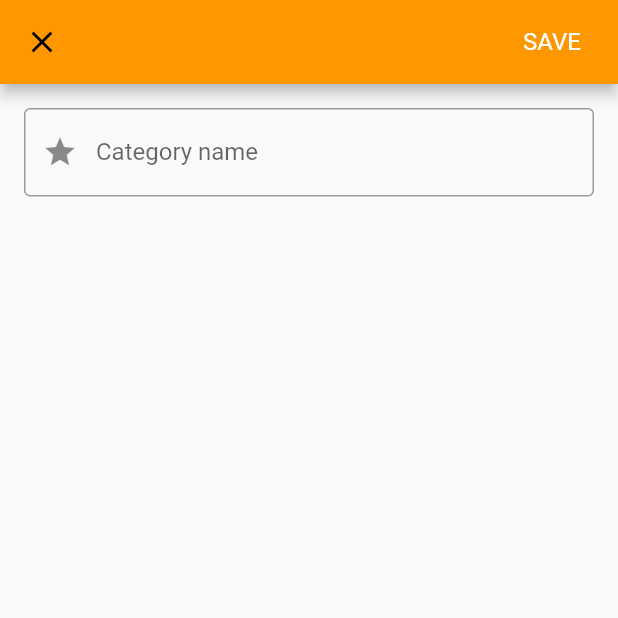
After one commit to corraleslucia/MdqApp, a Flutter app: the HomePageAdmin screen opened directly, after a tap on the "add" icon, on a phone screen of 412 x 824 dp, the top half of it. The commit adds this screen. Run offline on Flutter 3.47's test engine with Material 2 defaults, Android fonts, the light colour scheme and no system bars; our stand-ins replace cloud_firestore, firebase_auth, firebase_database, flutter_slidable; accounts and stored records are empty.

Commit message:
Database connection done, logout fixed

```diff
--- /dev/null
+++ b/lib/firebase/category_model.dart
@@ -0,0 +1,16 @@
+import 'package:cloud_firestore/cloud_firestore.dart';
+
+class Category {
+  final String name;
+  final DocumentReference reference;
+
+  Category.fromMap(Map<String, dynamic> map, {this.reference})
+      : assert(map['name'] != null),
+        name = map['name'];
+
+  Category.fromSnapshot(DocumentSnapshot snapshot)
+      : this.fromMap(snapshot.data, reference: snapshot.reference);
+
+  @override
+  String toString() => name;
+}
--- /dev/null
+++ b/lib/firebase/firebase_api.dart
@@ -0,0 +1,35 @@
+import 'package:cloud_firestore/cloud_firestore.dart';
+
+class FireBaseAPI {
+  static Stream<QuerySnapshot> categoryStream =
+  Firestore.instance.collection('categories').snapshots();
+
+  static CollectionReference reference =
+  Firestore.instance.collection('categories');
+
+  static addCategory(String name) {
+    Firestore.instance.runTransaction((Transaction transaction) async {
+      await reference.add({
+        "name": name,
+      });
+    });
+  }
+
+  static removeCategory(String id) {
+    Firestore.instance.runTransaction((Transaction transaction) async {
+      await reference.document(id).delete().catchError((error) {
+        print(error);
+      });
+    });
+  }
+
+  static updateCategory(String id, String newName) {
+    Firestore.instance.runTransaction((Transaction transaction) async {
+      await reference.document(id).updateData({
+        "name": newName,
+      }).catchError((error) {
+        print(error);
+      });
+    });
+  }
+}
--- /dev/null
+++ b/lib/pages/add_category.dart
@@ -0,0 +1,174 @@
+import 'package:firebase_database/firebase_database.dart';
+import 'package:flutter/material.dart';
+import 'package:mdq/firebase/firebase_api.dart';
+import 'package:mdq/services/authentication.dart';
+
+class AddCategoryDialog extends StatefulWidget {
+  AddCategoryDialog(
+      {Key key,
+        this.auth,
+        this.userId,
+        this.onSignedOut,
+        this.name,
+        this.docId})
+      : super(key: key);
+
+  final BaseAuth auth;
+  final VoidCallback onSignedOut;
+  final String userId;
+  final String name;
+  final String docId;
+
+  @override
+  State<StatefulWidget> createState() => new _AddCategoryDialogState();
+}
+
+class _AddCategoryDialogState extends State<AddCategoryDialog> {
+  final FirebaseDatabase _database = FirebaseDatabase.instance;
+  bool _isEmailVerified = false;
+  final _formAddCategoryKey = GlobalKey<FormState>();
+  String _name;
+
+  String validateName(String value) {
+    if (value.isEmpty) {
+      return "Please Enter Category name.";
+    } else {
+      return null;
+    }
+  }
+
+  @override
+  void initState() {
+    super.initState();
+    _checkEmailVerification();
+  }
+
+  void _checkEmailVerification() async {
+    _isEmailVerified = await widget.auth.isEmailVerified();
+    if (!_isEmailVerified) {
+      _showVerifyEmailDialog();
+    }
+  }
+
+  void _resentVerifyEmail() {
+    widget.auth.sendEmailVerification();
+    _showVerifyEmailSentDialog();
+  }
+
+  void _showVerifyEmailDialog() {
+    showDialog(
+      context: context,
+      builder: (BuildContext context) {
+        // return object of type Dialog
+        return AlertDialog(
+          title: new Text("Verifique su cuenta"),
+          content: new Text(
+              "Por favor verifica tu cuenta en el link enviado al email"),
+          actions: <Widget>[
+            new FlatButton(
+              child: new Text("Reenviar link"),
+              onPressed: () {
+                Navigator.of(context).pop();
+                _resentVerifyEmail();
+              },
+            ),
+            new FlatButton(
+              child: new Text("Dismiss"),
+              onPressed: () {
+                Navigator.of(context).pop();
+              },
+            ),
+          ],
+        );
+      },
+    );
+  }
+
+  void _showVerifyEmailSentDialog() {
+    showDialog(
+      context: context,
+      builder: (BuildContext context) {
+        // return object of type Dialog
+        return AlertDialog(
+          title: new Text("Verifique su cuenta"),
+          content: new Text(
+              "El link para verificar la cuenta ha sido enviado a su email"),
+          actions: <Widget>[
+            new FlatButton(
+              child: new Text("Dismiss"),
+              onPressed: () {
+                Navigator.of(context).pop();
+              },
+            ),
+          ],
+        );
+      },
+    );
+  }
+
+  @override
+  void dispose() {
+    super.dispose();
+  }
+
+  _signOut() async {
+    try {
+      await widget.auth.signOut();
+      widget.onSignedOut();
+    } catch (e) {
+      print(e);
+    }
+  }
+
+  @override
+  Widget build(BuildContext context) {
+    return Scaffold(
+      appBar: AppBar(
+        actions: <Widget>[
+          FlatButton(
+            onPressed: () {
+              final form = _formAddCategoryKey.currentState;
+              if (form.validate()) {
+                form.save();
+                if (widget.name != null && widget.name.isNotEmpty) {
+                  FireBaseAPI.updateCategory(widget.docId, _name);
+                } else {
+                  FireBaseAPI.addCategory(_name);
+                }
+                Navigator.pop(context);
+              }
+            },
+            child: Text(
+              widget.name != null && widget.name.isNotEmpty ? "UPDATE" : 'SAVE',
+              style: Theme.of(context)
+                  .textTheme
+                  .subhead
+                  .copyWith(color: Colors.white),
+            ),
+          ),
+        ],
+      ),
+      body: Container(
+        margin: EdgeInsets.all(16.0),
+        child: Form(
+          key: _formAddCategoryKey,
+          child: TextFormField(
+            decoration: InputDecoration(
+              labelText: 'Category name',
+              border: OutlineInputBorder(),
+              prefixIcon: Icon(Icons.star),
+            ),
+            keyboardType: TextInputType.text,
+            initialValue: widget.name != null && widget.name.isNotEmpty
+                ? widget.name
+                : "",
+            validator: (value) {
+              return validateName(value);
+            },
+            onSaved: (value) => _name = value,
+          ),
+        ),
+      ),
+    );
+  }
+}
--- /dev/null
+++ b/lib/pages/home_admin.dart
@@ -0,0 +1,272 @@
+import 'package:cloud_firestore/cloud_firestore.dart';
+import 'package:flutter/material.dart';
+import 'package:flutter_slidable/flutter_slidable.dart';
+import 'package:mdq/firebase/category_model.dart';
+import 'package:mdq/firebase/firebase_api.dart';
+import 'package:mdq/pages/add_category.dart';
+import 'package:mdq/services/authentication.dart';
+
+class HomePageAdmin extends StatefulWidget {
+  HomePageAdmin({Key key, this.auth, this.userId, this.onSignedOut})
+      : super(key: key);
+
+  final BaseAuth auth;
+  final VoidCallback onSignedOut;
+  final String userId;
+
+  @override
+  State<StatefulWidget> createState() => new _HomePageAdminState();
+}
+
+class _HomePageAdminState extends State<HomePageAdmin> {
+  final GlobalKey<FormState> formKey = GlobalKey<FormState>();
+
+  bool _isEmailVerified = false;
+
+  @override
+  void initState() {
+    super.initState();
+
+    _checkEmailVerification();
+  }
+
+  void _checkEmailVerification() async {
+    _isEmailVerified = await widget.auth.isEmailVerified();
+    if (!_isEmailVerified) {
+      _showVerifyEmailDialog();
+    }
+  }
+
+  void _resentVerifyEmail() {
+    widget.auth.sendEmailVerification();
+    _showVerifyEmailSentDialog();
+  }
+
+  void _showVerifyEmailDialog() {
+    showDialog(
+      context: context,
+      builder: (BuildContext context) {
+        // return object of type Dialog
+        return AlertDialog(
+          title: new Text("Verifique su cuenta"),
+          content: new Text(
+              "Por favor verifica tu cuenta en el link enviado al email"),
+          actions: <Widget>[
+            new FlatButton(
+              child: new Text("Reenviar link"),
+              onPressed: () {
+                Navigator.of(context).pop();
+                _resentVerifyEmail();
+              },
+            ),
+            new FlatButton(
+              child: new Text("Dismiss"),
+              onPressed: () {
+                Navigator.of(context).pop();
+              },
+            ),
+          ],
+        );
+      },
+    );
+  }
+
+  void _showVerifyEmailSentDialog() {
+    showDialog(
+      context: context,
+      builder: (BuildContext context) {
+        // return object of type Dialog
+        return AlertDialog(
+          title: new Text("Verifique su cuenta"),
+          content: new Text(
+              "El link para verificar la cuenta ha sido enviado a su email"),
+          actions: <Widget>[
+            new FlatButton(
+              child: new Text("Dismiss"),
+              onPressed: () {
+                Navigator.of(context).pop();
+              },
+            ),
+          ],
+        );
+      },
+    );
+  }
+
+  @override
+  void dispose() {
+    super.dispose();
+  }
+
+  _signOut() async {
+    try {
+      await widget.auth.signOut();
+      widget.onSignedOut();
+    } catch (e) {
+      print(e);
+    }
+  }
+
+  @override
+  Widget build(BuildContext context) {
+    return new Scaffold(
+      appBar: new AppBar(
+        title: new Text('MDQ APP - ADMIN',
+        style: TextStyle(color: Colors.white),),
+        actions: <Widget>[
+          new FlatButton(
+              child: new Text('Logout',
+                  style: new TextStyle(fontSize: 17.0, color: Colors.white)),
+              onPressed: _signOut)
+        ],
+      ),
+      body: SafeArea(child: _buildBody(context)),
+      floatingActionButton: buildAddCategory(),
+    );
+  }
+
+  buildAddCategory() {
+    return FloatingActionButton(
+      shape: CircleBorder(),
+      onPressed: () {
+        _navigateToAddCategory();
+      },
+      child: Icon(Icons.add,color: Colors.white,),
+    );
+  }
+
+  Widget _buildBody(BuildContext context) {
+    return StreamBuilder<QuerySnapshot>(
+      stream: FireBaseAPI.categoryStream,
+      builder: (context, snapshot) {
+        if (!snapshot.hasData) return LinearProgressIndicator();
+        if (snapshot.data.documents.length > 0) {
+          return SingleChildScrollView(
+            physics: BouncingScrollPhysics(),
+            child: Column(
+              crossAxisAlignment: CrossAxisAlignment.start,
+              children: <Widget>[
+                Padding(
+                  padding: const EdgeInsets.only(
+                      left: 16, right: 16, top: 16, bottom: 8),
+                  child: Text(
+                    "Categories",
+                    style: TextStyle(
+                      fontWeight: FontWeight.bold,
+                      fontSize: 36,
+                    ),
+                  ),
+                ),
+                Padding(
+                  padding: const EdgeInsets.symmetric(horizontal: 16.0),
+                  child: Text(
+                    "${snapshot.data.documents.length.toString()} Categories",
+                    style: TextStyle(fontSize: 16),
+                  ),
+                ),
+                _buildCategoriesList(context, snapshot.data.documents),
+              ],
+            ),
+          );
+        } else {
+          return Center(
+            child: Text(
+              "There are no categories loaded.",
+              style: Theme.of(context).textTheme.title,
+            ),
+          );
+        }
+      },
+    );
+  }
+
+  Widget _buildCategoriesList(
+      BuildContext context, List<DocumentSnapshot> snapshot) {
+    return ListView(
+      physics: NeverScrollableScrollPhysics(),
+      shrinkWrap: true,
+      padding: const EdgeInsets.only(top: 20.0),
+      children:
+          snapshot.map((data) => _buildCategoryItem(context, data)).toList(),
+    );
+  }
+
+  Widget _buildCategoryItem(BuildContext context, DocumentSnapshot data) {
+    final category = Category.fromSnapshot(data);
+    return Card(
+      margin: EdgeInsets.symmetric(horizontal: 16, vertical: 4),
+      child: Slidable.builder(
+        delegate: SlidableStrechDelegate(),
+        secondaryActionDelegate: new SlideActionBuilderDelegate(
+            actionCount: 2,
+            builder: (context, index, animation, renderingMode) {
+              if (index == 0) {
+                return new IconSlideAction(
+                  caption: 'Edit',
+                  color: Colors.blue,
+                  icon: Icons.edit,
+                  onTap: () => Navigator.of(context).push(
+                        MaterialPageRoute(
+                          builder: (context) => AddCategoryDialog(
+                                docId: data.documentID,
+                                name: category.name,
+                              ),
+                          fullscreenDialog: true,
+                        ),
+                      ),
+                  closeOnTap: false,
+                );
+              } else {
+                return new IconSlideAction(
+                  caption: 'Delete',
+                  closeOnTap: false,
+                  color: Colors.red,
+                  icon: Icons.delete,
+                  onTap: () =>
+                      _buildConfirmationDialog(context, data.documentID),
+                );
+              }
+            }),
+        key: Key(category.name),
+        child: ListTile(
+          title: Text(category.name),
+          onTap: () => print(category),
+        ),
+      ),
+    );
+  }
+
+  Future<bool> _buildConfirmationDialog(
+      BuildContext context, String documentID) {
+    return showDialog<bool>(
+      context: context,
+      builder: (context) {
+        return AlertDialog(
+          title: Text('Delete'),
+          content: Text('Category will be deleted'),
+          actions: <Widget>[
+            FlatButton(
+              child: Text('Cancel'),
+              onPressed: () => Navigator.of(context).pop(false),
+            ),
+            FlatButton(
+                child: Text('Delete'),
+                onPressed: () {
+                  FireBaseAPI.removeCategory(documentID);
+                  Navigator.of(context).pop(true);
+                }),
+          ],
+        );
+      },
+    );
+  }
+
+  void _navigateToAddCategory() {
+    Navigator.of(context).push(
+      MaterialPageRoute(
+        builder: (context) => AddCategoryDialog(),
+        fullscreenDialog: true,
+      ),
+    );
+  }
+}
--- a/lib/pages/home_categories.dart
+++ b/lib/pages/home_categories.dart
@@ -248,9 +248,6 @@ class _HomePageState extends State<HomePage> {
         )
       );
 
-
-
-
   }
 
 }
```
Also changed, not shown: lib/pages/root_page.dart (+9 -0 lines), pubspec.yaml (+8 -3 lines), pubspec.lock, 5 other files.
